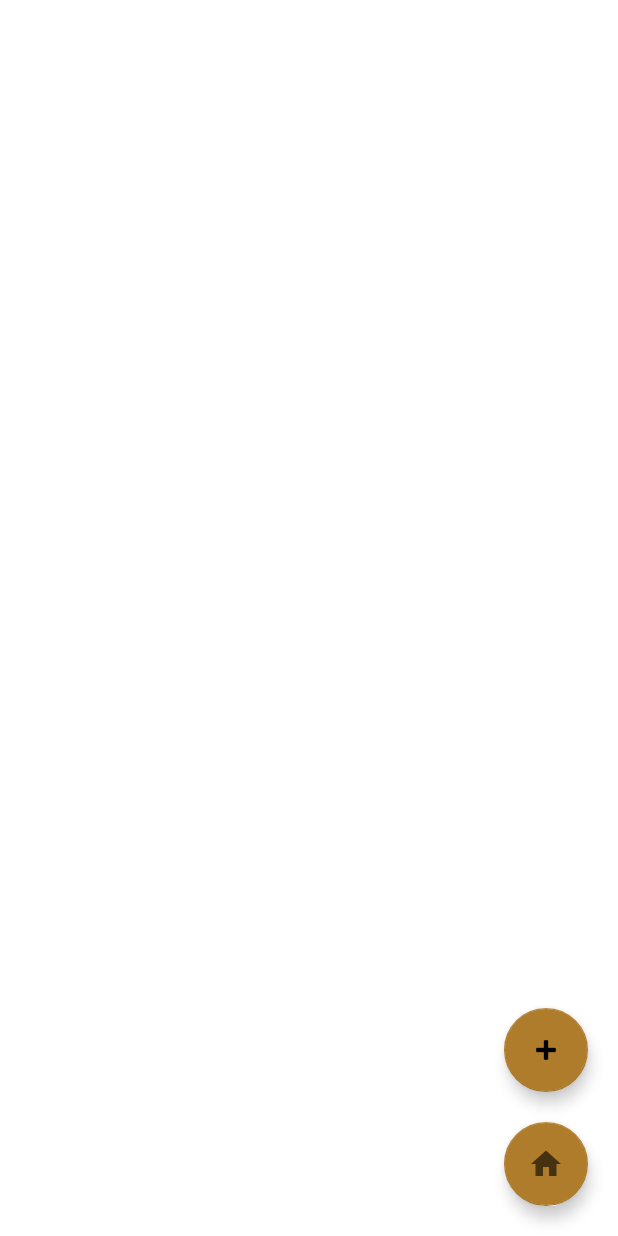
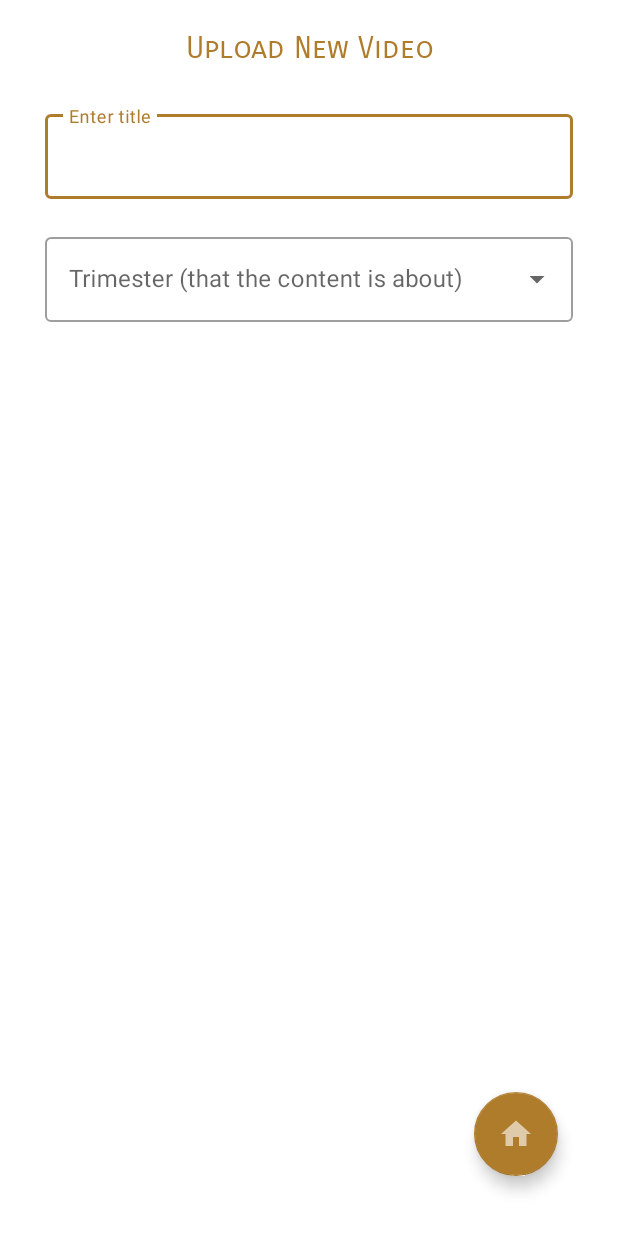
Before and after one commit to rafiahossain/yellow, an Android app: the VideosActivity screen opened directly, with no data from a screen before it, after a tap on an icon or button, on a phone screen of 412 x 824 dp. Run offline under Robolectric (Android 15) with nearby library versions, the phone set to English and light mode, and no system bars; Roboto replaces fonts that are not available here.

Commit message:
AddVideoActivity with dropdownmenu

```diff
--- a/app/src/main/AndroidManifest.xml
+++ b/app/src/main/AndroidManifest.xml
@@ -9,7 +9,8 @@
         android:roundIcon="@mipmap/ic_launcher_round"
         android:supportsRtl="true"
         android:theme="@style/Theme.Yellow">
-        <activity android:name=".VideosActivity"></activity>
+        <activity android:name=".AddVideoActivity"></activity>
+        <activity android:name=".VideosActivity" />
         <activity android:name=".MessageActivity" />
         <activity android:name=".ChatMain" />
         <activity android:name=".DentistProfile" />
--- /dev/null
+++ b/app/src/main/java/com/example/yellow/AddVideoActivity.java
@@ -0,0 +1,36 @@
+package com.example.yellow;
+
+import androidx.appcompat.app.AppCompatActivity;
+
+import android.os.Bundle;
+import android.view.View;
+import android.widget.AdapterView;
+import android.widget.ArrayAdapter;
+import android.widget.AutoCompleteTextView;
+
+public class AddVideoActivity extends AppCompatActivity {
+
+    //Drop down menu for trimester input
+    String[] items = {"1", "2", "3"};
+    AutoCompleteTextView trimesterAuto;
+    ArrayAdapter<String> adapterItems;
+
+    @Override
+    protected void onCreate(Bundle savedInstanceState) {
+        super.onCreate(savedInstanceState);
+        setContentView(R.layout.activity_add_video);
+
+        //Drop down menu for trimester input
+        trimesterAuto = findViewById(R.id.trimesterAuto);
+        adapterItems = new ArrayAdapter<String>(this, R.layout.trimester_list_item, items);
+        trimesterAuto.setAdapter(adapterItems);
+        trimesterAuto.setOnItemClickListener(new AdapterView.OnItemClickListener() {
+            @Override
+            public void onItemClick(AdapterView<?> parent, View view, int position, long id) {
+                String item = parent.getItemAtPosition(position).toString();
+            }
+        });
+
+
+    }
+}
--- a/app/src/main/java/com/example/yellow/VideosActivity.java
+++ b/app/src/main/java/com/example/yellow/VideosActivity.java
@@ -2,6 +2,7 @@ package com.example.yellow;
 
 import androidx.appcompat.app.AppCompatActivity;
 
+import android.content.Intent;
 import android.os.Bundle;
 import android.view.View;
 
@@ -11,6 +12,9 @@ public class VideosActivity extends AppCompatActivity {
     protected void onCreate(Bundle savedInstanceState) {
         super.onCreate(savedInstanceState);
         setContentView(R.layout.activity_videos);
+
+
+
     }
 
     public void goBack(View view) {
@@ -18,6 +22,7 @@ public class VideosActivity extends AppCompatActivity {
     }
 
     public void addVideo(View view) {
-
+        Intent i = new Intent(VideosActivity.this, AddVideoActivity.class);
+        startActivity(i);
     }
 }
--- /dev/null
+++ b/app/src/main/res/layout/activity_add_video.xml
@@ -0,0 +1,70 @@
+<?xml version="1.0" encoding="utf-8"?>
+<RelativeLayout xmlns:android="http://schemas.android.com/apk/res/android"
+    xmlns:app="http://schemas.android.com/apk/res-auto"
+    xmlns:tools="http://schemas.android.com/tools"
+    android:layout_width="match_parent"
+    android:layout_height="match_parent"
+    android:padding="20dp"
+    tools:context=".AddVideoActivity">
+
+    <com.google.android.material.floatingactionbutton.FloatingActionButton
+        android:id="@+id/home"
+        android:layout_width="wrap_content"
+        android:layout_height="wrap_content"
+        android:layout_alignParentEnd="true"
+        android:layout_alignParentRight="true"
+        android:layout_alignParentBottom="true"
+        android:layout_margin="20dp"
+        android:clickable="true"
+        android:onClick="goBack"
+        android:src="@drawable/ic_home"
+        android:tintMode="@color/white"
+        app:rippleColor="@color/mybuttonpinkmedium" />
+
+    <TextView
+        android:id="@+id/title"
+        android:layout_width="match_parent"
+        android:layout_height="wrap_content"
+        android:layout_marginBottom="16dp"
+        android:ems="10"
+        android:fontFamily="sans-serif-smallcaps"
+        android:gravity="center_horizontal"
+        android:text="Upload New Video"
+        android:textAlignment="center"
+        android:textColor="@color/mybuttonpinkdark"
+        android:textSize="20sp" />
+
+    <com.google.android.material.textfield.TextInputLayout
+        android:id="@+id/titleEt"
+        android:layout_width="match_parent"
+        android:layout_height="wrap_content"
+        android:layout_margin="10dp"
+        android:layout_below="@+id/title"
+        android:hint="Enter title"
+        style="@style/Widget.MaterialComponents.TextInputLayout.OutlinedBox">
+
+        <com.google.android.material.textfield.TextInputEditText
+            android:layout_width="match_parent"
+            android:layout_height="wrap_content"
+            android:inputType="textPersonName|textCapSentences"/>
+
+    </com.google.android.material.textfield.TextInputLayout>
+
+    <com.google.android.material.textfield.TextInputLayout
+        android:layout_width="match_parent"
+        android:layout_height="wrap_content"
+        android:layout_margin="10dp"
+        android:layout_below="@+id/titleEt"
+        android:hint="Trimester (that the content is about)"
+        style="@style/Widget.MaterialComponents.TextInputLayout.OutlinedBox.ExposedDropdownMenu">
+
+        <AutoCompleteTextView
+            android:id="@+id/trimesterAuto"
+            android:layout_width="match_parent"
+            android:layout_height="wrap_content"
+            android:inputType="none"/>
+
+    </com.google.android.material.textfield.TextInputLayout>
+
+
+</RelativeLayout>
--- a/app/src/main/res/layout/activity_chat_main.xml
+++ b/app/src/main/res/layout/activity_chat_main.xml
@@ -34,7 +34,8 @@
             android:clickable="true"
             android:onClick="goBack"
             android:src="@drawable/ic_home"
-            app:rippleColor="@color/mybuttonpink"/>
+            app:rippleColor="@color/mybuttonpinkmedium"
+            android:tintMode="@color/white"/>
 
         <androidx.viewpager.widget.ViewPager
             android:id="@+id/view_pager"
--- a/app/src/main/res/layout/activity_videos.xml
+++ b/app/src/main/res/layout/activity_videos.xml
@@ -16,8 +16,9 @@
         android:layout_marginHorizontal="20dp"
         android:clickable="true"
         android:onClick="addVideo"
-        android:src="@android:drawable/ic_input_add"
-        app:rippleColor="@color/mybuttonpink" />
+        android:src="@drawable/ic_add"
+        app:rippleColor="@color/mybuttonpinkmedium"
+        android:tintMode="@color/white"/>
 
     <com.google.android.material.floatingactionbutton.FloatingActionButton
         android:id="@+id/home"
@@ -30,6 +31,7 @@
         android:clickable="true"
         android:onClick="goBack"
         android:src="@drawable/ic_home"
-        app:rippleColor="@color/mybuttonpink" />
+        app:rippleColor="@color/mybuttonpinkmedium"
+        android:tintMode="@color/white"/>
 
 </RelativeLayout>
```
Also changed, not shown: app/src/main/res/drawable-anydpi/ic_add.xml (added, +11 -0 lines), app/src/main/res/layout/trimester_list_item.xml (added, +11 -0 lines), app/src/main/res/drawable-hdpi/ic_add.png (added), app/src/main/res/drawable-mdpi/ic_add.png (added), app/src/main/res/drawable-xhdpi/ic_add.png (added), app/src/main/res/drawable-xxhdpi/ic_add.png (added).
